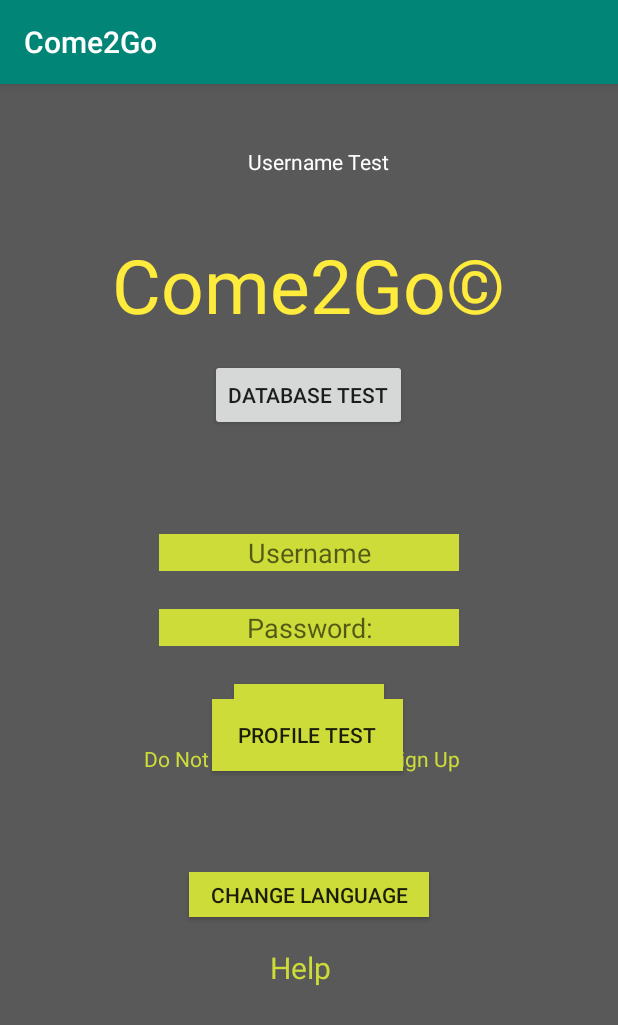
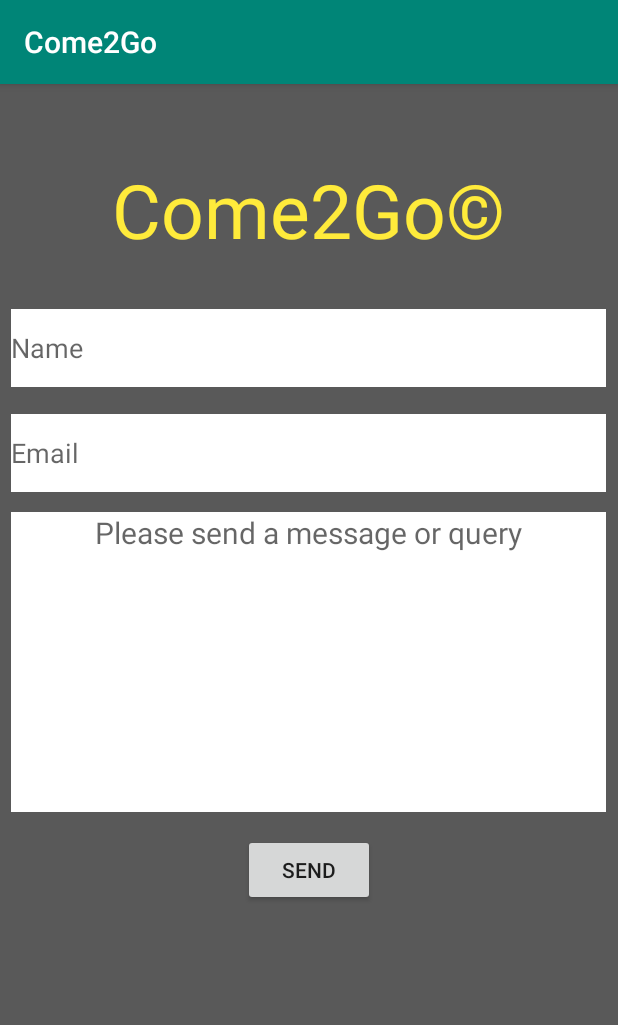
Before and after one commit to S-Brien/C2G_v2, an Android app: the screen it shows after launch (MainActivity before the commit, HelpPage after it), after a tap on "Help", on a phone screen of 412 x 824 dp. Shown: the top 1025 px of the screen. Run offline under Robolectric (Android 15) with nearby library versions, the phone set to English and light mode, and no system bars; libraries missing offline, so code that uses them is left out: com.couchbase.lite.

Commit message:
Re-pushing the files, the Help page and the xml to go with it should now be included.

```diff
--- /dev/null
+++ b/app/src/main/java/com/example/myapplication2/HelpPage.java
@@ -0,0 +1,15 @@
+package com.example.myapplication2;
+
+import androidx.appcompat.app.AppCompatActivity;
+import android.os.Bundle;
+
+public class HelpPage extends AppCompatActivity {
+
+    @Override
+    protected void onCreate(Bundle savedInstanceState) {
+        super.onCreate(savedInstanceState);
+        setContentView(R.layout.activity_help_page2);
+    }
+//I'm just adding this comment to try to push this page up to github
+
+}
--- /dev/null
+++ b/app/src/main/res/layout/activity_help_page2.xml
@@ -0,0 +1,63 @@
+<?xml version="1.0" encoding="utf-8"?>
+<RelativeLayout xmlns:android="http://schemas.android.com/apk/res/android"
+    android:layout_width="match_parent"
+    android:layout_height="match_parent"
+    android:background="#595959">
+
+    <TextView
+        android:id="@+id/companyName"
+        android:layout_width="wrap_content"
+        android:layout_height="wrap_content"
+        android:layout_centerHorizontal="true"
+        android:layout_marginTop="50dp"
+        android:text="Come2Go©"
+        android:textColor="#FFEB3B"
+        android:textSize="50sp"
+        />
+
+    <EditText
+        android:layout_centerHorizontal="true"
+        android:layout_marginTop="150dp"
+        android:id="@+id/hName1"
+        android:layout_width="match_parent"
+        android:layout_height="52dp"
+        android:ems="10"
+        android:hint="Name"
+        android:inputType="textPersonName"
+        android:background="#ffffff"
+        android:layout_marginLeft="15dp"
+        />
+
+    <Button
+        android:layout_centerHorizontal="true"
+        android:layout_marginTop="500sp"
+        android:id="@+id/helpBtn"
+        android:layout_width="wrap_content"
+        android:layout_height="wrap_content"
+        android:text="Send" />
+
+    <EditText
+        android:layout_marginTop="220dp"
+        android:layout_centerHorizontal="true"
+        android:id="@+id/editText"
+        android:hint="Email"
+        android:background="#ffffff"
+        android:layout_width="match_parent"
+        android:layout_height="52dp"
+        android:layout_marginLeft="15dp"
+        android:inputType="textEmailAddress" />
+
+    <TextView
+        android:layout_marginTop="285dp"
+        android:id="@+id/hMsg"
+        android:background="#ffffff"
+        android:layout_width="match_parent"
+        android:layout_height="200dp"
+        android:hint="Please send a message or query"
+        android:textAlignment="center"
+        android:textSize="20dp"
+        android:layout_marginLeft="15dp"
+        android:layout_centerHorizontal="true"/>
+
+
+</RelativeLayout>
--- a/app/src/main/res/layout/activity_main.xml
+++ b/app/src/main/res/layout/activity_main.xml
@@ -113,7 +113,7 @@
         android:textColor="#cddc39"
         android:textSize="20sp"
         android:layout_marginStart="360dp"
-        android:text="Help"
+        android:text="@string/helpSt"
         android:id="@+id/helpTxt"
         />
 
--- a/app/src/main/res/layout/activity_sign_up.xml
+++ b/app/src/main/res/layout/activity_sign_up.xml
@@ -108,7 +108,7 @@
         android:textColor="#cddc39"
         android:textSize="20sp"
         android:layout_marginStart="360dp"
-        android:text="Help"
+        android:text="@string/helpSt"
         android:id="@+id/helpTxt1"
         />
 
--- a/app/src/main/res/layout/profile_page.xml
+++ b/app/src/main/res/layout/profile_page.xml
@@ -190,7 +190,7 @@
         android:textColor="#cddc39"
         android:textSize="20sp"
         android:layout_marginStart="360dp"
-        android:text="Help"
+        android:text="@string/helpSt"
         android:id="@+id/helpTxt"
         />
 
--- a/app/src/main/res/values/strings.xml
+++ b/app/src/main/res/values/strings.xml
@@ -32,5 +32,6 @@
     <string name="enterEmail">Enter E-mail Address</string>
     <string name="choosePass">Choose password</string>
     <string name="sUp">Sign Up</string>
+    <string name="helpSt">Help</string>
 
 </resources>
```
Also changed, not shown: 6 other files.
